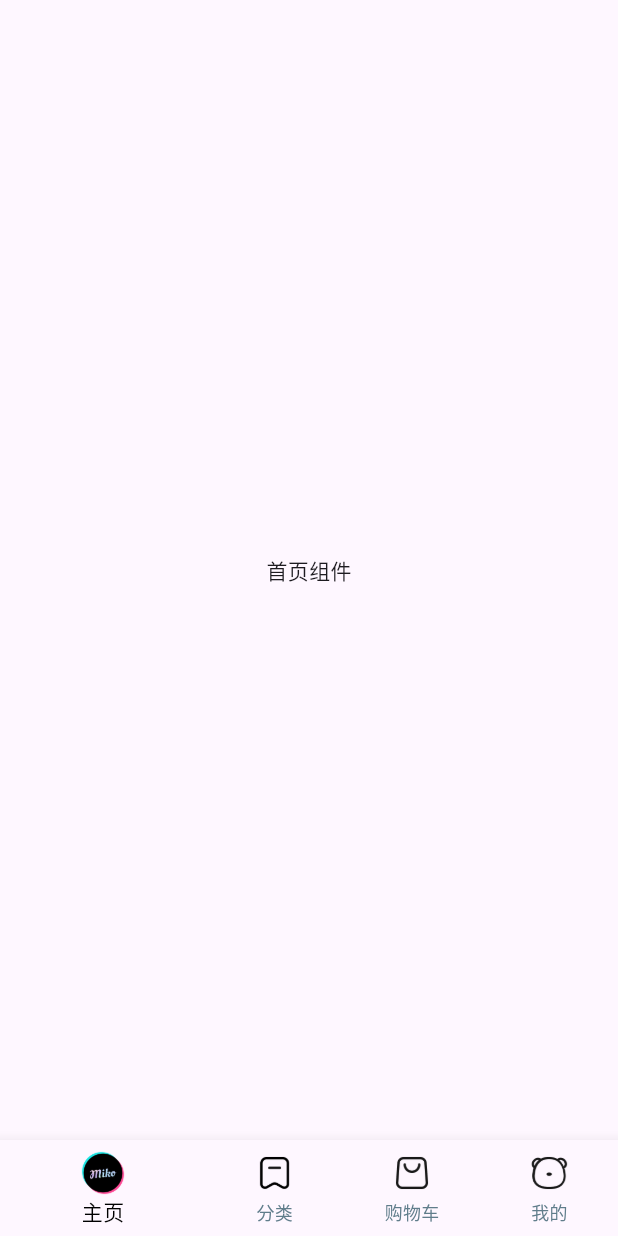
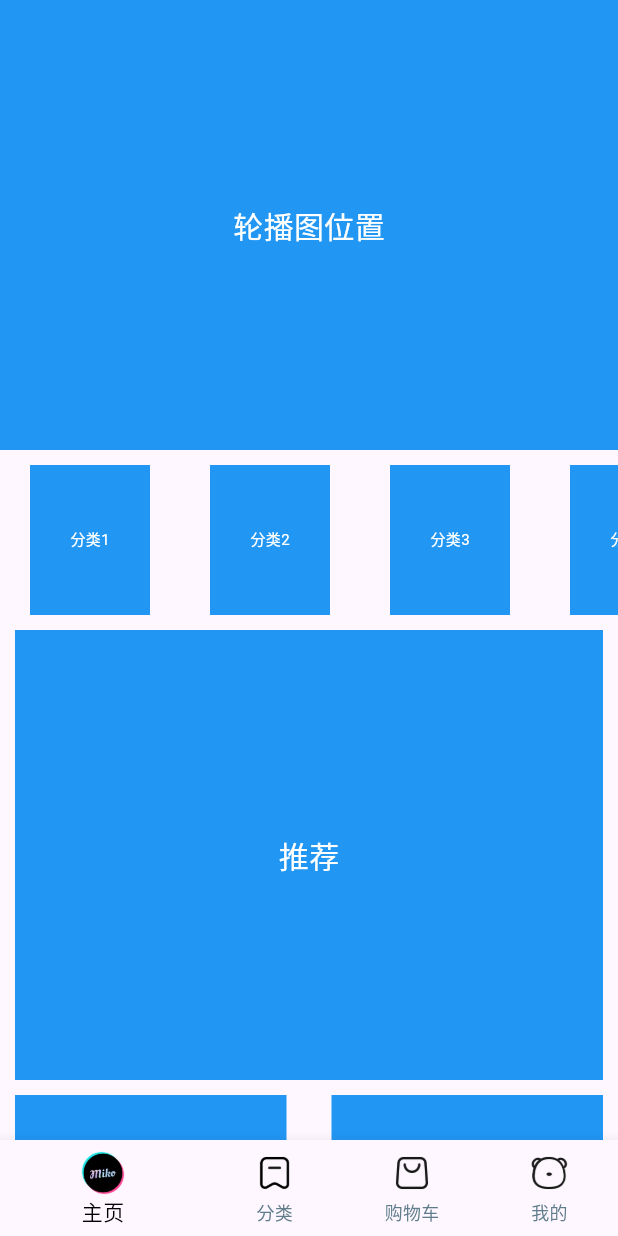
Before and after one commit to NotArray/demo_shop, a Flutter app: the screen it shows after launch, on a phone screen of 412 x 824 dp. Run offline on Flutter 3.47's test engine with Material 3 defaults, Android fonts, the phone set to English and light mode, and no system bars.

Commit message:
完成首页布局框架

```diff
--- /dev/null
+++ b/lib/components/Home/DemoCategory.dart
@@ -0,0 +1,34 @@
+import 'package:flutter/material.dart';
+
+class DemoCategory extends StatefulWidget {
+  DemoCategory({Key? key}) : super(key: key);
+
+  @override
+  _DemoCategoryState createState() => _DemoCategoryState();
+}
+
+class _DemoCategoryState extends State<DemoCategory> {
+  @override
+  Widget build(BuildContext context) {
+    return SizedBox(
+      height: 100,
+      child: ListView.builder(
+        itemCount: 10,
+        scrollDirection: Axis.horizontal,
+        itemBuilder: (context, index) {
+          return Container(
+            alignment: Alignment.center,
+            margin: EdgeInsets.symmetric(horizontal: 20),
+            width: 80,
+            height: 100,
+            color: Colors.blue,
+            child: Text(
+              "分类${index + 1}",
+              style: TextStyle(fontSize: 10, color: Colors.white),
+            ),
+          );
+        },
+      ),
+    );
+  }
+}
--- /dev/null
+++ b/lib/components/Home/DemoHot.dart
@@ -0,0 +1,23 @@
+import 'package:flutter/material.dart';
+
+class DemoHot extends StatefulWidget {
+  DemoHot({Key? key}) : super(key: key);
+
+  @override
+  _DemoHotState createState() => _DemoHotState();
+}
+
+class _DemoHotState extends State<DemoHot> {
+  @override
+  Widget build(BuildContext context) {
+    return Padding(
+      padding: EdgeInsets.symmetric(horizontal: 10),
+      child: Container(
+        alignment: Alignment.center,
+        color: Colors.blue,
+        height: 200,
+        child: Text("热门", style: TextStyle(color: Colors.white, fontSize: 20)),
+      ),
+    );
+  }
+}
--- /dev/null
+++ b/lib/components/Home/DemoMoreList.dart
@@ -0,0 +1,32 @@
+import 'package:flutter/material.dart';
+
+class DemoMorelist extends StatefulWidget {
+  DemoMorelist({Key? key}) : super(key: key);
+
+  @override
+  _DemoMorelistState createState() => _DemoMorelistState();
+}
+
+class _DemoMorelistState extends State<DemoMorelist> {
+  @override
+  Widget build(BuildContext context) {
+    return SliverGrid.builder(
+      gridDelegate: SliverGridDelegateWithFixedCrossAxisCount(
+        crossAxisCount: 2, //二列网格
+        mainAxisSpacing: 10,
+        crossAxisSpacing: 10,
+      ),
+      itemBuilder: (context, index) {
+        return Container(
+          color: Colors.blue,
+          height: 300,
+          alignment: Alignment.center,
+          child: Text(
+            "商品",
+            style: TextStyle(color: Colors.white, fontSize: 20),
+          ),
+        );
+      },
+    );
+  }
+}
--- /dev/null
+++ b/lib/components/Home/DemoSlider.dart
@@ -0,0 +1,20 @@
+import 'package:flutter/material.dart';
+
+class DemoSlider extends StatefulWidget {
+  DemoSlider({Key? key}) : super(key: key);
+
+  @override
+  _DemoSliderState createState() => _DemoSliderState();
+}
+
+class _DemoSliderState extends State<DemoSlider> {
+  @override
+  Widget build(BuildContext context) {
+    return Container(
+      height: 300,
+      color: Colors.blue,
+      alignment: Alignment.center,
+      child: Text("轮播图位置", style: TextStyle(fontSize: 20, color: Colors.white)),
+    );
+  }
+}
--- /dev/null
+++ b/lib/components/Home/DemoSuggestion.dart
@@ -0,0 +1,24 @@
+import 'package:flutter/material.dart';
+
+class DemoSuggestion extends StatefulWidget {
+  DemoSuggestion({Key? key}) : super(key: key);
+
+  @override
+  _DemoSuggestionState createState() => _DemoSuggestionState();
+}
+
+class _DemoSuggestionState extends State<DemoSuggestion> {
+  @override
+  Widget build(BuildContext context) {
+    //padding边距包裹
+    return Padding(
+      padding: EdgeInsets.symmetric(horizontal: 10),
+      child: Container(
+        alignment: Alignment.center,
+        height: 300,
+        color: Colors.blue,
+        child: Text("推荐", style: TextStyle(color: Colors.white, fontSize: 20)),
+      ),
+    );
+  }
+}
--- a/lib/pages/Home/index.dart
+++ b/lib/pages/Home/index.dart
@@ -1,3 +1,8 @@
+import 'package:demo_shop/components/Home/DemoCategory.dart';
+import 'package:demo_shop/components/Home/DemoHot.dart';
+import 'package:demo_shop/components/Home/DemoMoreList.dart';
+import 'package:demo_shop/components/Home/DemoSlider.dart';
+import 'package:demo_shop/components/Home/DemoSuggestion.dart';
 import 'package:flutter/material.dart';
 
 class HomeView extends StatefulWidget {
@@ -8,8 +13,41 @@ class HomeView extends StatefulWidget {
 }
 
 class _HomeViewState extends State<HomeView> {
+  //获取滚动容器的内容
+  List<Widget> _getScrollChildern() {
+    return [
+      //轮播图组件
+      SliverToBoxAdapter(child: DemoSlider()),
+      //边距高度组件
+      SliverToBoxAdapter(child: SizedBox(height: 10)),
+      //横向分类组件
+      SliverToBoxAdapter(child: DemoCategory()),
+
+      SliverToBoxAdapter(child: SizedBox(height: 10)),
+
+      SliverToBoxAdapter(child: DemoSuggestion()),
+
+      SliverToBoxAdapter(child: SizedBox(height: 10)),
+
+      SliverToBoxAdapter(
+        child: Flex(
+          direction: Axis.horizontal,
+          children: [
+            // Expanded()均分
+            Expanded(child: DemoHot()),
+            SizedBox(width: 10),
+            Expanded(child: DemoHot()),
+          ],
+        ),
+      ),
+
+      SliverToBoxAdapter(child: SizedBox(height: 10)),
+      DemoMorelist(),
+    ];
+  }
+
   @override
   Widget build(BuildContext context) {
-    return Center(child: Text("首页组件"));
+    return CustomScrollView(slivers: _getScrollChildern());
   }
 }
```
